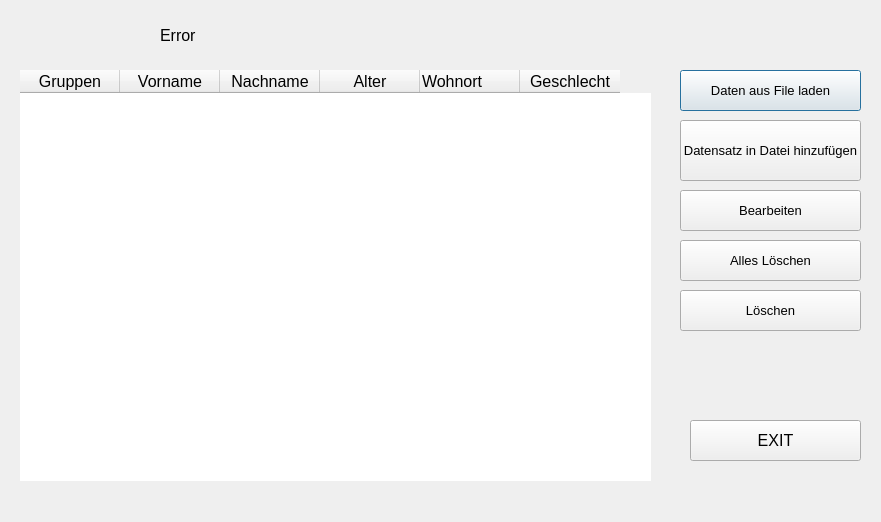
Qt form liste.ui (awalii/Qt_Gruppenarbeit_Probie) before a commit.
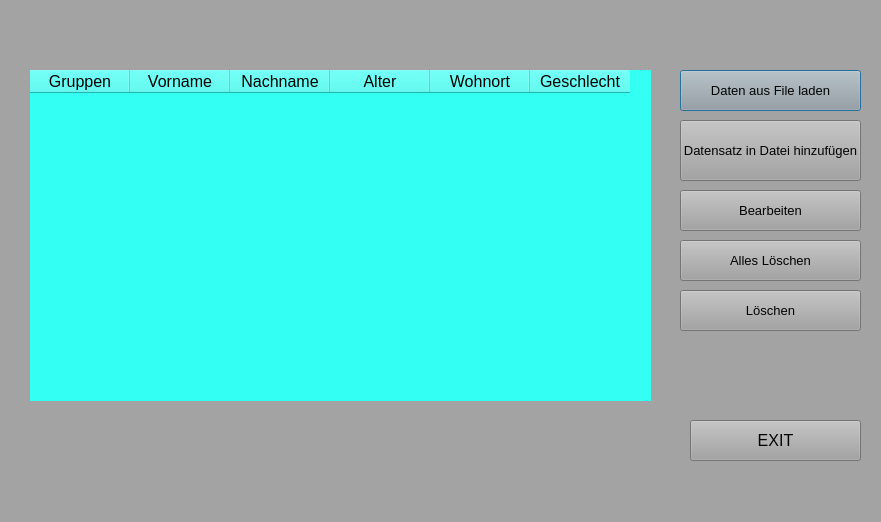
The same form after that commit.

Diff of the .ui file:
```diff
--- a/liste.ui
+++ b/liste.ui
@@ -31,6 +31,9 @@
   <property name="autoFillBackground">
    <bool>false</bool>
   </property>
+  <property name="styleSheet">
+   <string notr="true">background-color: rgb(163, 163, 163);</string>
+  </property>
   <property name="sizeGripEnabled">
    <bool>false</bool>
   </property>
@@ -51,6 +54,9 @@
      <pointsize>10</pointsize>
     </font>
    </property>
+   <property name="styleSheet">
+    <string notr="true">color: rgb(2, 2, 2);</string>
+   </property>
    <property name="text">
     <string>Daten aus File laden</string>
    </property>
@@ -69,6 +75,9 @@
      <pointsize>12</pointsize>
     </font>
    </property>
+   <property name="styleSheet">
+    <string notr="true">color: rgb(2, 2, 2);</string>
+   </property>
    <property name="text">
     <string>EXIT</string>
    </property>
@@ -87,6 +96,9 @@
      <pointsize>10</pointsize>
     </font>
    </property>
+   <property name="styleSheet">
+    <string notr="true">color: rgb(2, 2, 2);</string>
+   </property>
    <property name="text">
     <string>Datensatz in Datei hinzufügen</string>
    </property>
@@ -94,10 +106,10 @@
   <widget class="QTableWidget" name="tbl_w">
    <property name="geometry">
     <rect>
-     <x>20</x>
+     <x>30</x>
      <y>70</y>
-     <width>631</width>
-     <height>411</height>
+     <width>621</width>
+     <height>331</height>
     </rect>
    </property>
    <property name="tabletTracking">
@@ -115,9 +127,26 @@
    <property name="autoFillBackground">
     <bool>false</bool>
    </property>
+   <property name="styleSheet">
+    <string notr="true">color: rgb(2, 2, 2);
+background-color: rgb(51, 255, 242);
+gridline-color: rgb(6, 6, 6);</string>
+   </property>
    <property name="frameShape">
     <enum>QFrame::NoFrame</enum>
    </property>
+   <property name="lineWidth">
+    <number>0</number>
+   </property>
+   <property name="verticalScrollBarPolicy">
+    <enum>Qt::ScrollBarAlwaysOff</enum>
+   </property>
+   <property name="horizontalScrollBarPolicy">
+    <enum>Qt::ScrollBarAlwaysOff</enum>
+   </property>
+   <property name="sizeAdjustPolicy">
+    <enum>QAbstractScrollArea::AdjustToContentsOnFirstShow</enum>
+   </property>
    <property name="columnCount">
     <number>6</number>
    </property>
@@ -130,6 +159,9 @@
       <pointsize>12</pointsize>
      </font>
     </property>
+    <property name="textAlignment">
+     <set>AlignCenter</set>
+    </property>
     <property name="background">
      <color>
       <red>0</red>
@@ -152,6 +184,9 @@
       <strikeout>false</strikeout>
      </font>
     </property>
+    <property name="textAlignment">
+     <set>AlignCenter</set>
+    </property>
     <property name="background">
      <color>
       <red>255</red>
@@ -169,6 +204,9 @@
       <pointsize>12</pointsize>
      </font>
     </property>
+    <property name="textAlignment">
+     <set>AlignCenter</set>
+    </property>
     <property name="background">
      <color>
       <red>85</red>
@@ -186,6 +224,9 @@
       <pointsize>12</pointsize>
      </font>
     </property>
+    <property name="textAlignment">
+     <set>AlignCenter</set>
+    </property>
     <property name="background">
      <color>
       <red>0</red>
@@ -204,7 +245,7 @@
      </font>
     </property>
     <property name="textAlignment">
-     <set>AlignJustify|AlignVCenter</set>
+     <set>AlignCenter</set>
     </property>
     <property name="background">
      <color>
@@ -223,6 +264,9 @@
       <pointsize>12</pointsize>
      </font>
     </property>
+    <property name="textAlignment">
+     <set>AlignCenter</set>
+    </property>
     <property name="background">
      <color>
       <red>255</red>
@@ -247,7 +291,7 @@
     </font>
    </property>
    <property name="text">
-    <string>Error</string>
+    <string/>
    </property>
   </widget>
   <widget class="QPushButton" name="btn_loshenAll">
@@ -264,6 +308,9 @@
      <pointsize>10</pointsize>
     </font>
    </property>
+   <property name="styleSheet">
+    <string notr="true">color: rgb(2, 2, 2);</string>
+   </property>
    <property name="text">
     <string>Alles Löschen</string>
    </property>
@@ -282,6 +329,9 @@
      <pointsize>10</pointsize>
     </font>
    </property>
+   <property name="styleSheet">
+    <string notr="true">color: rgb(2, 2, 2);</string>
+   </property>
    <property name="text">
     <string>Bearbeiten</string>
    </property>
@@ -300,6 +350,9 @@
      <pointsize>10</pointsize>
     </font>
    </property>
+   <property name="styleSheet">
+    <string notr="true">color: rgb(2, 2, 2);</string>
+   </property>
    <property name="text">
     <string>Löschen</string>
    </property>
```
Left out of the diff: 3 changed lines with no effect on the pictures.
